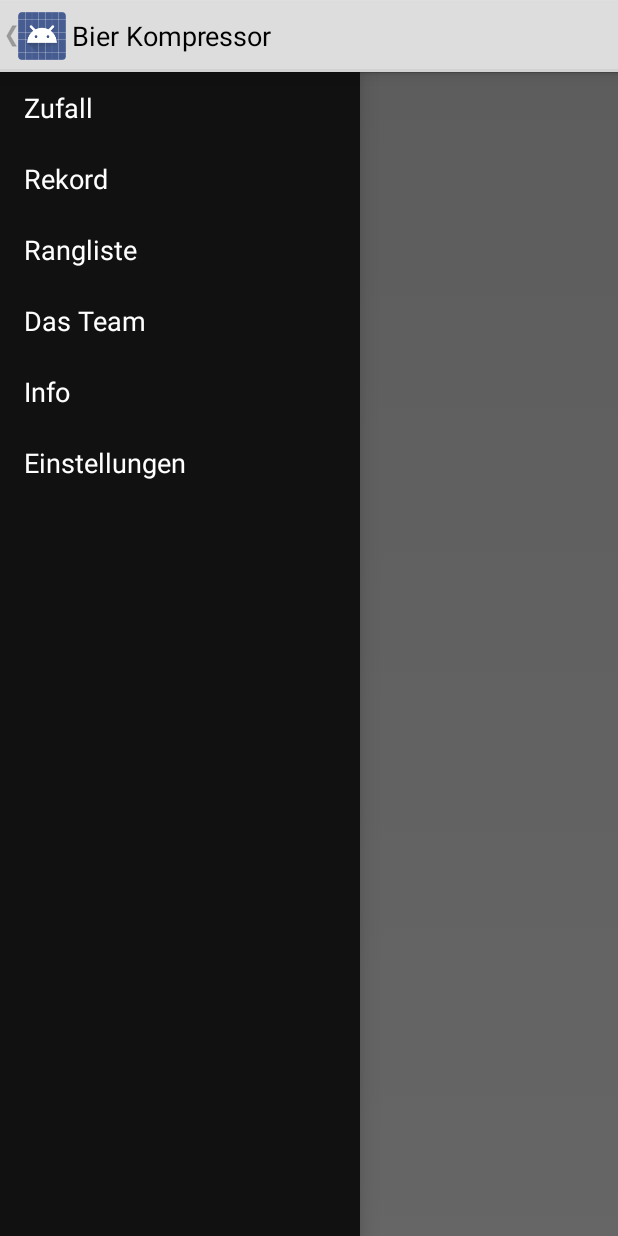
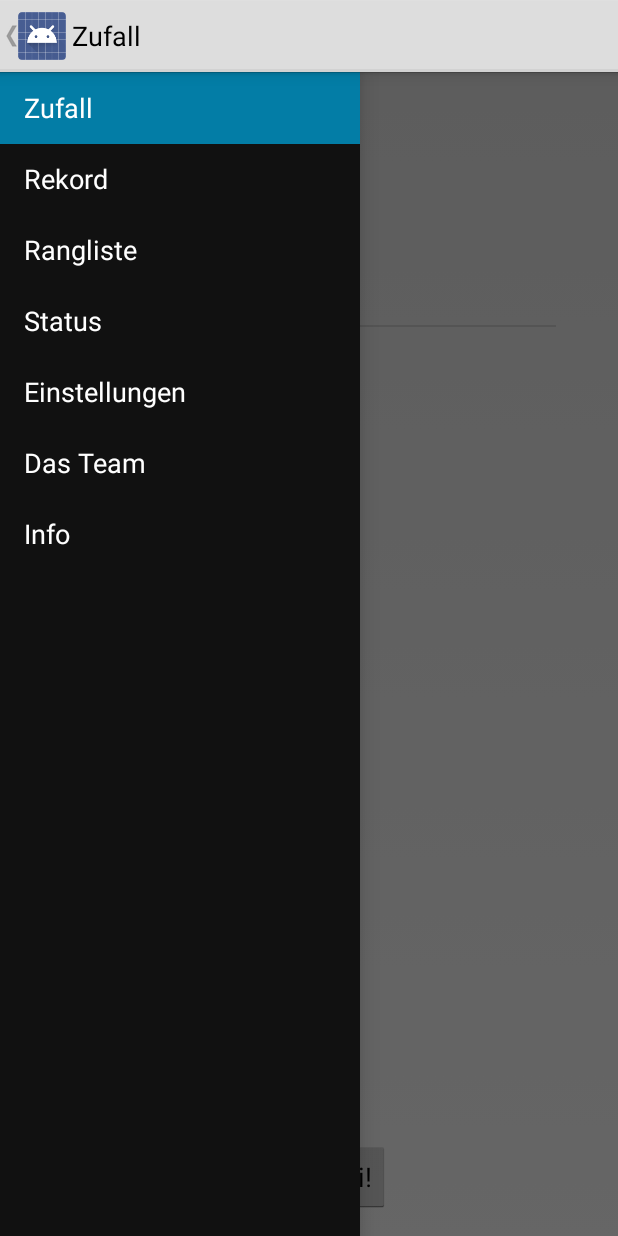
Before and after one commit to mattibo/bierkompressor, an Android app: the screen it shows after launch (MainActivity), with the side drawer open, on a phone screen of 412 x 824 dp. Run offline under Robolectric (Android 15) with nearby library versions, the phone set to English and light mode, and no system bars; 2 statements that could not run were skipped.

Commit message:
Status-Fragment hinzugefügt. Weitere englische Übersetzungen (Menü, Hinweistext). Menü funktioniert jetzt (Fragments werden angezeigt, wenn kein Fragment verfügbar, Toast mit Hinweistext).

```diff
--- a/client-android/bierkompressor/src/main/AndroidManifest.xml
+++ b/client-android/bierkompressor/src/main/AndroidManifest.xml
@@ -6,7 +6,7 @@
 
     <uses-sdk
             android:minSdkVersion="14"
-            android:targetSdkVersion="16"/>
+            android:targetSdkVersion="17"/>
 
     <application
             android:allowBackup="true"
@@ -21,6 +21,7 @@
                 <category android:name="android.intent.category.LAUNCHER"/>
             </intent-filter>
         </activity>
+        <service android:name=".HardwareService"/>
     </application>
 
 </manifest>
--- a/client-android/bierkompressor/src/main/java/com/broeckel/bierkompressor/MainActivity.java
+++ b/client-android/bierkompressor/src/main/java/com/broeckel/bierkompressor/MainActivity.java
@@ -1,16 +1,24 @@
 package com.broeckel.bierkompressor;
 
+import android.app.Fragment;
+import android.app.FragmentManager;
 import android.content.res.Configuration;
 import android.os.Bundle;
 import android.app.Activity;
 import android.support.v4.app.ActionBarDrawerToggle;
 import android.support.v4.view.GravityCompat;
 import android.support.v4.widget.DrawerLayout;
+import android.util.Log;
 import android.view.Menu;
 import android.view.MenuInflater;
 import android.view.View;
+import android.widget.AdapterView;
 import android.widget.ArrayAdapter;
 import android.widget.ListView;
+import android.widget.Toast;
+
+import com.broeckel.bierkompressor.fragment.RandomFragment;
+import com.broeckel.bierkompressor.fragment.StatusFragment;
 
 public class MainActivity extends Activity {
 
@@ -21,6 +29,10 @@ public class MainActivity extends Activity {
     private DrawerLayout menuDrawerLayout;
     private ActionBarDrawerToggle menuDrawerToogle;
     private MenuInflater inflater;
+    private Fragment[] fragmentList;
+
+
+    private final static String TAG = MainActivity.class.getSimpleName();
 
     @Override
     protected void onCreate(Bundle savedInstanceState) {
@@ -29,10 +41,15 @@ public class MainActivity extends Activity {
 
         menuTitle = fragmentTitle = getTitle();
 
+        fragmentList = new Fragment[7];
+        fragmentList[0] = new RandomFragment();
+        fragmentList[3] = new StatusFragment();
+
         menuItems = getResources().getStringArray(R.array.menu_array);
         menuDrawerList = (ListView) findViewById(R.id.left_drawer);
+        menuDrawerList.setOnItemClickListener(new DrawerItemClickListener());
+        menuDrawerList.setAdapter(new ArrayAdapter<String>(this, R.layout.drawer_list_item, menuItems));
 
-        menuDrawerList.setAdapter(new ArrayAdapter<String>(this, R.layout.drawer_list_item, menuItems));
 
         menuDrawerLayout = (DrawerLayout) findViewById(R.id.drawer_layout);
         menuDrawerLayout.setDrawerShadow(R.drawable.drawer_shadow, GravityCompat.START);
@@ -43,18 +60,53 @@ public class MainActivity extends Activity {
         menuDrawerToogle = new ActionBarDrawerToggle(this, menuDrawerLayout, R.drawable.ic_drawer, R.string.drawer_open, R.string.drawer_close) {
 
             public void onDrawerClosed(View view) {
-                getActionBar().setTitle(menuTitle);
+                getActionBar().setTitle(fragmentTitle);
                 invalidateOptionsMenu();
             }
 
             @Override
             public void onDrawerOpened(View drawerView) {
-                getActionBar().setTitle(fragmentTitle);
+                getActionBar().setTitle(menuTitle);
                 invalidateOptionsMenu();
             }
         };
 
         menuDrawerLayout.setDrawerListener(menuDrawerToogle);
+
+        selectFragment(0);
+    }
+
+    private class DrawerItemClickListener implements ListView.OnItemClickListener {
+        @Override
+        public void onItemClick(AdapterView<?> parent, View view, int position, long id) {
+            selectFragment(position);
+            Log.d(TAG, String.valueOf(position));
+        }
+    }
+
+    private void selectFragment(int position) {
+
+        Fragment fragment = fragmentList[position];
+
+        FragmentManager fragmentManager = getFragmentManager();
+
+        if (fragment != null) {
+            fragmentManager.beginTransaction().replace(R.id.content_frame, fragment).commit();
+            setTitle(menuItems[position]);
+        } else {
+            String failToOpenFragment = getResources().getString(R.string.menu_not_available);
+
+            Toast.makeText(this, String.format(failToOpenFragment, menuItems[position]), Toast.LENGTH_LONG).show();
+        }
+
+        menuDrawerList.setItemChecked(position, true);
+        menuDrawerLayout.closeDrawer(menuDrawerList);
+    }
+
+    @Override
+    public void setTitle(CharSequence title) {
+        fragmentTitle = title;
+        getActionBar().setTitle(fragmentTitle);
     }
 
     @Override
--- /dev/null
+++ b/client-android/bierkompressor/src/main/java/com/broeckel/bierkompressor/fragment/RandomFragment.java
@@ -0,0 +1,20 @@
+package com.broeckel.bierkompressor.fragment;
+
+import android.app.Fragment;
+import android.os.Bundle;
+import android.view.LayoutInflater;
+import android.view.View;
+import android.view.ViewGroup;
+
+import com.broeckel.bierkompressor.R;
+
+/**
+ * Created by Matti Borchers on 12.07.13.
+ */
+public class RandomFragment extends Fragment {
+
+    @Override
+    public View onCreateView(LayoutInflater inflater, ViewGroup container, Bundle savedInstanceState) {
+        return inflater.inflate(R.layout.fragment_random, container, false);
+    }
+}
--- /dev/null
+++ b/client-android/bierkompressor/src/main/java/com/broeckel/bierkompressor/fragment/StatusFragment.java
@@ -0,0 +1,22 @@
+package com.broeckel.bierkompressor.fragment;
+
+import android.app.Fragment;
+import android.os.Bundle;
+import android.view.LayoutInflater;
+import android.view.View;
+import android.view.ViewGroup;
+
+import com.broeckel.bierkompressor.R;
+
+/**
+ * Created by Matti Borchers on 10.07.13.
+ */
+public class StatusFragment extends Fragment {
+
+    @Override
+    public View onCreateView(LayoutInflater inflater, ViewGroup container, Bundle savedInstanceState) {
+        return inflater.inflate(R.layout.fragment_status, container, false);
+    }
+
+
+}
--- a/client-android/bierkompressor/src/main/res/values/strings.xml
+++ b/client-android/bierkompressor/src/main/res/values/strings.xml
@@ -10,13 +10,15 @@
     <string name="player_4">Spieler 4</string>
     <string name="drawer_open">Öffne Menü</string>
     <string name="drawer_close">Schließe Menü</string>
+    <string name="menu_not_available">%1$s zurzeit nicht verfügbar.</string>
     <string-array name="menu_array">
         <item>Zufall</item>
         <item>Rekord</item>
         <item>Rangliste</item>
+        <item>Status</item>
+        <item>Einstellungen</item>
         <item>Das Team</item>
         <item>Info</item>
-        <item>Einstellungen</item>
     </string-array>
 
 </resources>
```
Also changed, not shown: client-android/bierkompressor/src/main/java/com/broeckel/bierkompressor/HardwareService.java (added, +25 -0 lines), client-android/bierkompressor/src/main/java/com/broeckel/bierkompressor/TestSingleton.java (added, +15 -0 lines), client-android/bierkompressor/src/main/res/layout/fragment_status.xml (added, +16 -0 lines), 5 other files.
